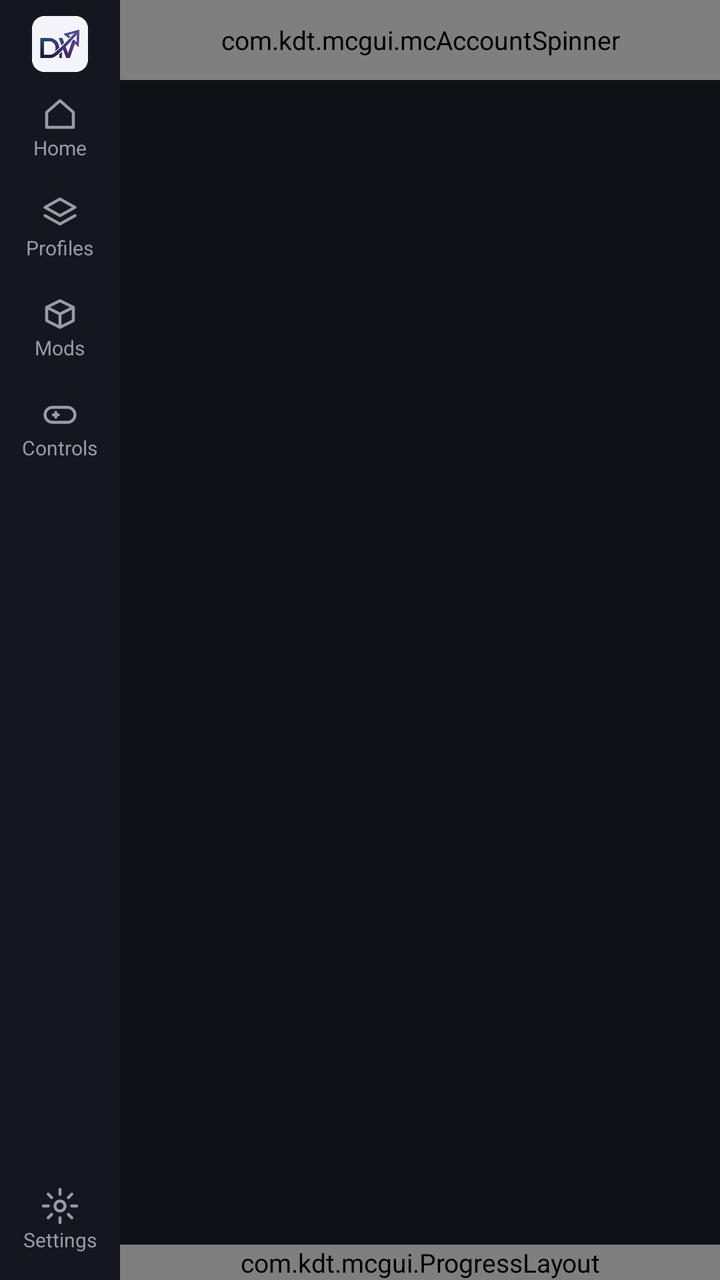
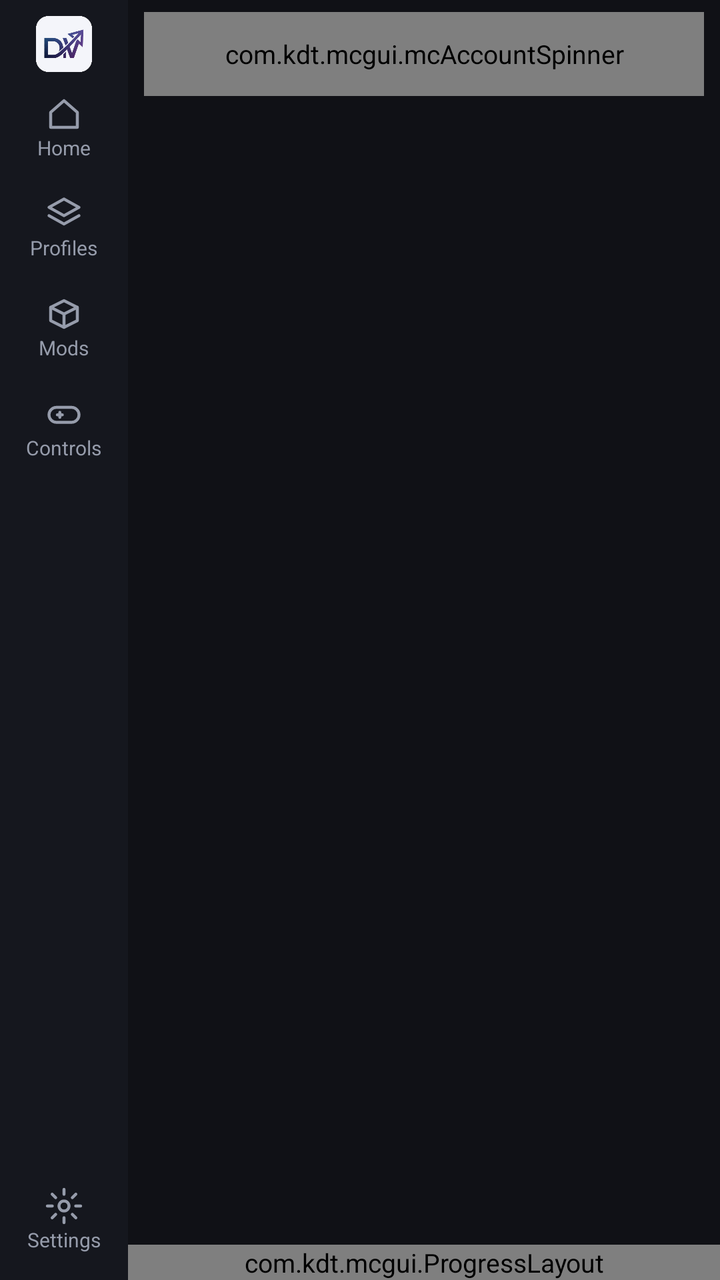

The first picture is an Android layout as it rendered before a commit; the second is the same layout after the commit. The layout source and the unified diff follow.
<!-- AndroidManifest.xml: application theme AppTheme -->
<!-- res/layout/activity_div_launcher.xml -->
<?xml version="1.0" encoding="utf-8"?>
<androidx.constraintlayout.widget.ConstraintLayout
    xmlns:android="http://schemas.android.com/apk/res/android"
    xmlns:app="http://schemas.android.com/apk/res-auto"
    android:layout_width="match_parent"
    android:layout_height="match_parent"
    android:background="@color/background_app">

    
    <LinearLayout
        android:id="@+id/nav_rail"
        android:layout_width="60dp"
        android:layout_height="0dp"
        android:background="@color/background_status_bar"
        android:orientation="vertical"
        android:gravity="center_horizontal"
        android:paddingTop="8dp"
        android:paddingBottom="8dp"
        app:layout_constraintTop_toTopOf="parent"
        app:layout_constraintBottom_toBottomOf="parent"
        app:layout_constraintStart_toStartOf="parent">

        <ImageView
            android:layout_width="28dp"
            android:layout_height="28dp"
            android:src="@drawable/ic_div_logo"
            android:importantForAccessibility="no" />

        <LinearLayout
            android:id="@+id/nav_home"
            style="@style/NavItem">
            <ImageView
                style="@style/NavIcon"
                android:src="@drawable/ic_nav_home" />
            <TextView
                style="@style/NavLabel"
                android:text="@string/nav_home" />
        </LinearLayout>
        <LinearLayout
            android:id="@+id/nav_profiles"
            style="@style/NavItem">
            <ImageView
                style="@style/NavIcon"
                android:src="@drawable/ic_nav_profiles" />
            <TextView
                style="@style/NavLabel"
                android:text="@string/nav_profiles" />
        </LinearLayout>
        <LinearLayout
            android:id="@+id/nav_mods"
            style="@style/NavItem">
            <ImageView
                style="@style/NavIcon"
                android:src="@drawable/ic_nav_mods" />
            <TextView
                style="@style/NavLabel"
                android:text="@string/nav_mods" />
        </LinearLayout>
        <LinearLayout
            android:id="@+id/nav_controls"
            style="@style/NavItem">
            <ImageView
                style="@style/NavIcon"
                android:src="@drawable/ic_nav_controls" />
            <TextView
                style="@style/NavLabel"
                android:text="@string/nav_controls" />
        </LinearLayout>

        <View
            android:layout_width="0dp"
            android:layout_height="0dp"
            android:layout_weight="1" />

        <LinearLayout
            android:id="@+id/nav_settings"
            style="@style/NavItem">
            <ImageView
                style="@style/NavIcon"
                android:src="@drawable/ic_nav_settings" />
            <TextView
                style="@style/NavLabel"
                android:text="@string/nav_settings" />
        </LinearLayout>
    </LinearLayout>

    <com.kdt.mcgui.mcAccountSpinner
        android:id="@+id/account_spinner"
        android:layout_width="0dp"
        android:layout_height="40dp"
        android:dropDownWidth="wrap_content"
        android:dropDownVerticalOffset="40dp"
        android:clickable="true"
        android:focusable="true"
        app:layout_constraintTop_toTopOf="parent"
        app:layout_constraintStart_toEndOf="@id/nav_rail"
        app:layout_constraintEnd_toEndOf="parent" />

    
    <ImageButton
        android:id="@+id/setting_button"
        android:layout_width="48dp"
        android:layout_height="40dp"
        android:visibility="gone"
        android:background="?attr/selectableItemBackground"
        android:src="@drawable/ic_menu_settings"
        android:scaleType="fitCenter"
        app:layout_constraintEnd_toEndOf="parent"
        app:layout_constraintTop_toTopOf="parent" />

    
    <androidx.fragment.app.FragmentContainerView
        android:id="@+id/container_fragment"
        android:layout_width="0dp"
        android:layout_height="0dp"
        app:layout_constraintStart_toEndOf="@id/nav_rail"
        app:layout_constraintEnd_toEndOf="parent"
        app:layout_constraintBottom_toTopOf="@+id/progress_layout"
        app:layout_constraintTop_toBottomOf="@+id/account_spinner" />

    <com.kdt.mcgui.ProgressLayout
        android:id="@+id/progress_layout"
        android:layout_width="0dp"
        android:layout_height="wrap_content"
        app:layout_constraintStart_toEndOf="@id/nav_rail"
        app:layout_constraintEnd_toEndOf="parent"
        app:layout_constraintBottom_toBottomOf="parent" />

</androidx.constraintlayout.widget.ConstraintLayout>
<!-- resources referenced by this layout -->
<resources>
  <color name="background_app">#101116</color>
  <color name="background_status_bar">#15171E</color>
  <!-- drawable ic_nav_home (drawable) -->
  <?xml version="1.0" encoding="utf-8"?>
  <vector xmlns:android="http://schemas.android.com/apk/res/android"
      android:width="24dp" android:height="24dp" android:viewportWidth="24" android:viewportHeight="24">
      <path android:strokeColor="#FFFFFFFF" android:strokeWidth="1.75" android:strokeLineCap="round" android:strokeLineJoin="round" android:fillColor="#00000000" android:pathData="M4,11l8,-7l8,7v9h-16z" />
  </vector>
  <!-- drawable ic_nav_profiles (drawable) -->
  <?xml version="1.0" encoding="utf-8"?>
  <vector xmlns:android="http://schemas.android.com/apk/res/android"
      android:width="24dp" android:height="24dp" android:viewportWidth="24" android:viewportHeight="24">
      <path android:strokeColor="#FFFFFFFF" android:strokeWidth="1.75" android:strokeLineCap="round" android:strokeLineJoin="round" android:fillColor="#00000000" android:pathData="M12,3l9,5l-9,5l-9,-5z" />
      <path android:strokeColor="#FFFFFFFF" android:strokeWidth="1.75" android:strokeLineCap="round" android:strokeLineJoin="round" android:fillColor="#00000000" android:pathData="M3,13l9,5l9,-5" />
  </vector>
  <string name="nav_controls">Controls</string>
  <string name="nav_home">Home</string>
  <string name="nav_mods">Mods</string>
  <string name="nav_profiles">Profiles</string>
  <string name="nav_settings">Settings</string>
  <style name="NavIcon">
          <item name="android:layout_width">20dp</item>
          <item name="android:layout_height">20dp</item>
          <item name="android:tint">@color/nav_item_tint</item>
          <item name="android:importantForAccessibility">no</item>
      </style>
  <style name="NavItem">
          <item name="android:layout_width">match_parent</item>
          <item name="android:layout_height">44dp</item>
          <item name="android:layout_marginStart">6dp</item>
          <item name="android:layout_marginEnd">6dp</item>
          <item name="android:layout_marginTop">6dp</item>
          <item name="android:orientation">vertical</item>
          <item name="android:gravity">center</item>
          <item name="android:background">@drawable/nav_item_background</item>
          <item name="android:clickable">true</item>
          <item name="android:focusable">true</item>
      </style>
  <style name="NavLabel">
          <item name="android:layout_width">wrap_content</item>
          <item name="android:layout_height">wrap_content</item>
          <item name="android:textSize">10sp</item>
          <item name="android:textColor">@color/nav_item_tint</item>
      </style>
  <color name="accent">#8798FF</color>
  <color name="secondary_text">#969CAB</color>
  <color name="surface_raised">#1A1D25</color>
  <color name="primary_text">#F0F1F6</color>
  <color name="surface_pressed">#292E3B</color>
  <color name="nav_selected">#242B45</color>
  <!-- unchanged entries left out for length: 7 -->
</resources>

<!-- the commit's change to res/layout/activity_div_launcher.xml (unified diff, before → after) -->
@@ -9,7 +9,7 @@
     
     <LinearLayout
         android:id="@+id/nav_rail"
-        android:layout_width="60dp"
+        android:layout_width="64dp"
         android:layout_height="0dp"
         android:background="@color/background_status_bar"
         android:orientation="vertical"
@@ -87,7 +87,13 @@
     <com.kdt.mcgui.mcAccountSpinner
         android:id="@+id/account_spinner"
         android:layout_width="0dp"
-        android:layout_height="40dp"
+        android:layout_height="42dp"
+        android:layout_marginStart="8dp"
+        android:layout_marginEnd="8dp"
+        android:layout_marginTop="6dp"
+        android:background="@drawable/account_bar_background"
+        android:paddingStart="10dp"
+        android:paddingEnd="10dp"
         android:dropDownWidth="wrap_content"
         android:dropDownVerticalOffset="40dp"
         android:clickable="true"
<!-- resource entries referenced after the edit -->
@@ -2,6 +2,18 @@
 <resources>
   <color name="background_app">#101116</color>
   <color name="background_status_bar">#15171E</color>
+  <!-- drawable account_bar_background (drawable) -->
+  <?xml version="1.0" encoding="utf-8"?>
+  <ripple xmlns:android="http://schemas.android.com/apk/res/android"
+      android:color="@color/surface_pressed">
+      <item>
+          <shape android:shape="rectangle">
+              <solid android:color="@color/surface_raised" />
+              <corners android:radius="12dp" />
+              <stroke android:width="1dp" android:color="@color/background_overlay" />
+          </shape>
+      </item>
+  </ripple>
   <!-- drawable ic_nav_home (drawable) -->
   <?xml version="1.0" encoding="utf-8"?>
   <vector xmlns:android="http://schemas.android.com/apk/res/android"
@@ -47,6 +59,7 @@
   <color name="accent">#8798FF</color>
   <color name="secondary_text">#969CAB</color>
   <color name="surface_raised">#1A1D25</color>
+  <color name="background_overlay">#242832</color>
   <color name="primary_text">#F0F1F6</color>
   <color name="surface_pressed">#292E3B</color>
   <color name="nav_selected">#242B45</color>
